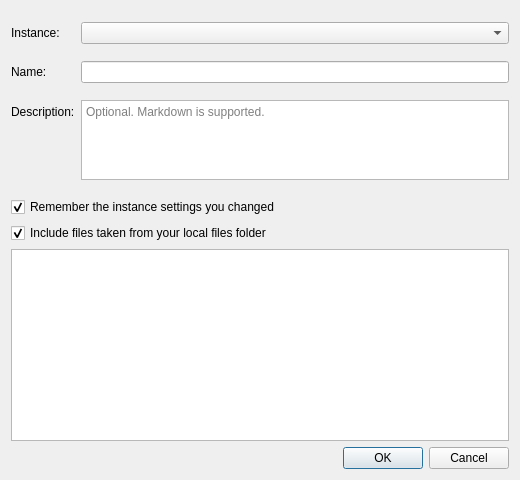
Qt form launcher/ui/dialogs/SaveTemplateDialog.ui (Gleb-Lisovskiy/PrismLauncher) before a commit.
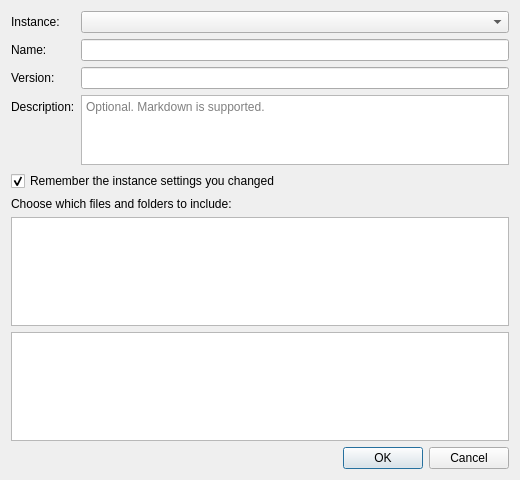
The same form after that commit.

Commit message: Templates: carry their own files, in as many versions as wanted

```diff
--- a/launcher/ui/dialogs/SaveTemplateDialog.ui
+++ b/launcher/ui/dialogs/SaveTemplateDialog.ui
@@ -37,13 +37,23 @@
       <widget class="QLineEdit" name="nameEdit"/>
      </item>
      <item row="2" column="0">
+      <widget class="QLabel" name="versionLabel">
+       <property name="text">
+        <string>Version:</string>
+       </property>
+      </widget>
+     </item>
+     <item row="2" column="1">
+      <widget class="QLineEdit" name="versionEdit"/>
+     </item>
+     <item row="3" column="0">
       <widget class="QLabel" name="descriptionLabel">
        <property name="text">
         <string>Description:</string>
        </property>
       </widget>
      </item>
-     <item row="2" column="1">
+     <item row="3" column="1">
       <widget class="QPlainTextEdit" name="descriptionEdit">
        <property name="maximumSize">
         <size>
@@ -69,13 +79,31 @@
     </widget>
    </item>
    <item>
-    <widget class="QCheckBox" name="libraryCheck">
+    <widget class="QLabel" name="filesLabel">
      <property name="text">
-      <string>Include files taken from your local files folder</string>
+      <string>Choose which files and folders to include:</string>
      </property>
-     <property name="checked">
+    </widget>
+   </item>
+   <item>
+    <widget class="QTreeWidget" name="filesTree">
+     <property name="headerHidden">
       <bool>true</bool>
      </property>
+     <property name="selectionMode">
+      <enum>QAbstractItemView::NoSelection</enum>
+     </property>
+     <property name="rootIsDecorated">
+      <bool>true</bool>
+     </property>
+     <property name="itemsExpandable">
+      <bool>true</bool>
+     </property>
+     <column>
+      <property name="text">
+       <string notr="true">Files</string>
+      </property>
+     </column>
     </widget>
    </item>
    <item>
```
The commit also changes 16 other files.
